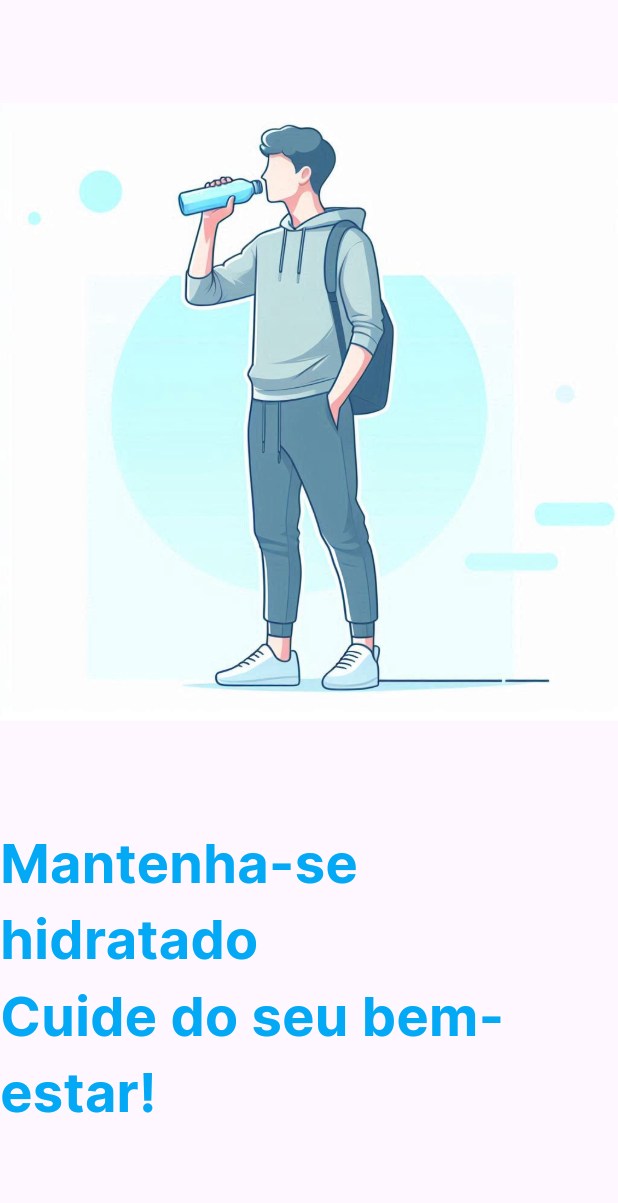
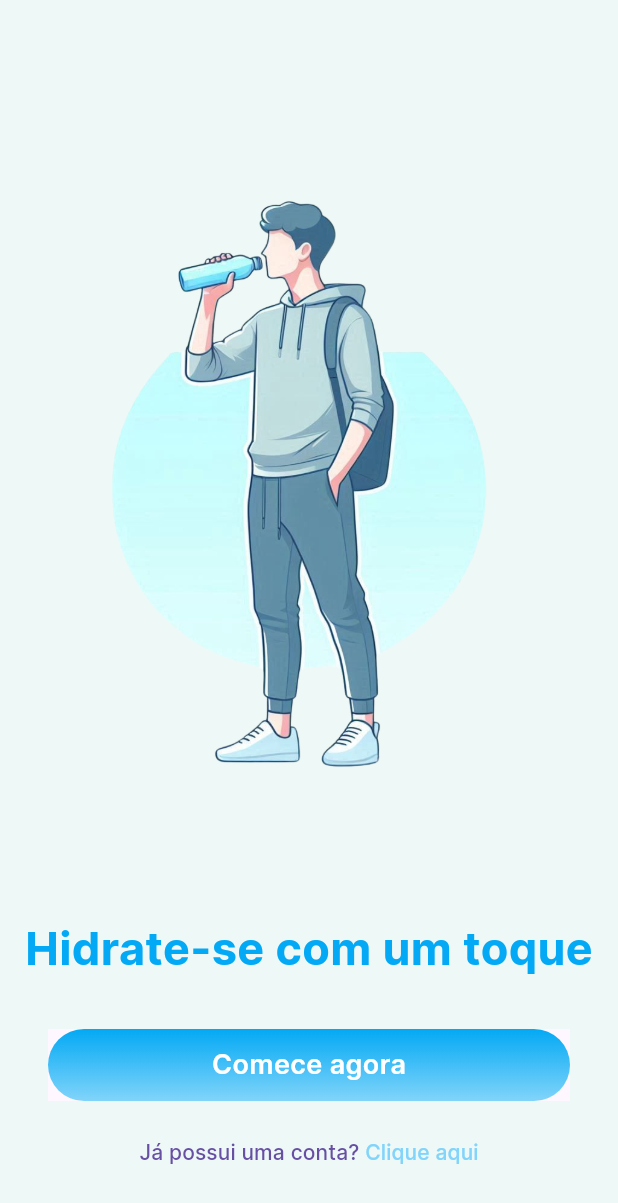
Before and after one commit to RenanMota-03/aquify_app, a Flutter app: the screen it shows after launch, on a phone screen of 412 x 824 dp. Shown: the top 1203 px of the screen. Run offline on Flutter 3.47's test engine with Material 3 defaults, Android fonts, the phone set to English and light mode, and no system bars.

Commit message:
onboarding page(concluida),sign up page, sign page, novos widgets,novas imagens, utils e validator

```diff
--- a/lib/app.dart
+++ b/lib/app.dart
@@ -1,5 +1,7 @@
 import 'package:aquify_app/common/constants/routes.dart';
 import 'package:aquify_app/features/home/homepage.dart';
+import 'package:aquify_app/features/sign_in/signinpage.dart';
+import 'package:aquify_app/features/sign_up/signuppage.dart';
 import 'package:flutter/material.dart';
 
 import 'features/onboarding/onboardingpage.dart';
@@ -15,8 +17,8 @@ class App extends StatelessWidget {
       routes: {
         NamedRoute.initial: (context) => OnboardingPage(),
         NamedRoute.splash: (context) => SplashPage(),
-        NamedRoute.signIn: (context) => SplashPage(),
-        NamedRoute.signUp: (context) => SplashPage(),
+        NamedRoute.signIn: (context) => SignInPage(),
+        NamedRoute.signUp: (context) => SignUpPage(),
         NamedRoute.home: (context) => HomePage(),
       },
     );
--- a/lib/common/constants/app_text_styles.dart
+++ b/lib/common/constants/app_text_styles.dart
@@ -17,6 +17,11 @@ class AppTextStyles {
   static const TextStyle mediumText = TextStyle(
     fontFamily: 'Inter',
     fontSize: 36.0,
+    fontWeight: FontWeight.w700,
+  );
+  static const TextStyle mediumText30 = TextStyle(
+    fontFamily: 'Inter',
+    fontSize: 30.0,
     fontWeight: FontWeight.w700,
   );
   static const TextStyle smallText = TextStyle(
--- /dev/null
+++ b/lib/common/widgets/primary_button.dart
@@ -0,0 +1,45 @@
+import 'package:flutter/material.dart';
+
+import '../constants/app_colors.dart';
+import '../constants/app_text_styles.dart';
+
+class PrimaryButton extends StatelessWidget {
+  final VoidCallback? onPressed;
+  final String text;
+
+  const PrimaryButton({super.key, this.onPressed, required this.text});
+  final BorderRadius _borderRadius = const BorderRadius.all(
+    Radius.circular(24.0),
+  );
+  @override
+  Widget build(BuildContext context) {
+    return Material(
+      child: Ink(
+        height: 48.0,
+        decoration: BoxDecoration(
+          borderRadius: _borderRadius,
+          gradient: LinearGradient(
+            begin: Alignment.topCenter,
+            end: Alignment.bottomCenter,
+            colors:
+                onPressed != null
+                    ? AppColors.blue2Gradient
+                    : AppColors.greyGradient,
+          ),
+        ),
+        child: InkWell(
+          borderRadius: _borderRadius,
+          onTap: onPressed,
+          child: Align(
+            child: Text(
+              text,
+              style: AppTextStyles.mediumText18.copyWith(
+                color: AppColors.white,
+              ),
+            ),
+          ),
+        ),
+      ),
+    );
+  }
+}
--- a/lib/features/onboarding/onboardingpage.dart
+++ b/lib/features/onboarding/onboardingpage.dart
@@ -1,6 +1,10 @@
 import 'package:aquify_app/common/constants/app_colors.dart';
 import 'package:aquify_app/common/constants/app_text_styles.dart';
+import 'package:aquify_app/common/constants/routes.dart';
+import 'package:aquify_app/common/widgets/multi_text_button.dart';
 import 'package:flutter/material.dart';
+
+import '../../common/widgets/primary_button.dart';
 
 class OnboardingPage extends StatefulWidget {
   const OnboardingPage({super.key});
@@ -13,27 +17,46 @@ class _OnboardingPageState extends State<OnboardingPage> {
   @override
   Widget build(BuildContext context) {
     return Scaffold(
+      backgroundColor: AppColors.iceWhite,
       body: Align(
         child: Column(
+          mainAxisAlignment: MainAxisAlignment.center,
           children: [
-            Expanded(
-              flex: 2,
-              child: Image.asset('assets/images/onboarding_image.jpeg'),
+            SizedBox(height: 40),
+            Expanded(child: Image.asset('assets/images/onboarding_image.png')),
+            Text(
+              "Hidrate-se com um toque",
+              style: AppTextStyles.mediumText30.copyWith(
+                color: AppColors.blueOne,
+              ),
             ),
-            Expanded(
+            Padding(
+              padding: const EdgeInsets.symmetric(vertical: 32, horizontal: 32),
               child: Column(
                 children: [
-                  Text(
-                    "Mantenha-se hidratado",
-                    style: AppTextStyles.mediumText.copyWith(
-                      color: AppColors.blueOne,
-                    ),
+                  PrimaryButton(
+                    text: "Comece agora",
+                    onPressed: () {
+                      Navigator.pushNamed(context, NamedRoute.signUp);
+                    },
                   ),
-                  Text(
-                    "Cuide do seu bem-estar!",
-                    style: AppTextStyles.mediumText.copyWith(
-                      color: AppColors.blueOne,
-                    ),
+                  SizedBox(height: 10),
+                  MultiTextButton(
+                    children: [
+                      Text(
+                        "Já possui uma conta? ",
+                        style: AppTextStyles.smallText,
+                      ),
+                      Text(
+                        "Clique aqui",
+                        style: AppTextStyles.smallText.copyWith(
+                          color: AppColors.blueTwo,
+                        ),
+                      ),
+                    ],
+                    onPressed: () {
+                      Navigator.pushNamed(context, NamedRoute.signIn);
+                    },
                   ),
                 ],
               ),
```
Also changed, not shown: lib/common/utils/uppercase_text_formatter.dart (added, +14 -0 lines), lib/common/utils/validator.dart (added, +50 -0 lines), lib/common/widgets/custom_text_form_field.dart (added, +106 -0 lines), lib/common/widgets/password_text_form_field.dart (added, +53 -0 lines), lib/features/sign_in/signinpage.dart (+75 -0 lines), lib/features/sign_up/signuppage.dart (+108 -0 lines), assets/images/onboarding_image.png (added), assets/images/signin_image.png (added), assets/images/signup_image.png (added), 1 other file.
